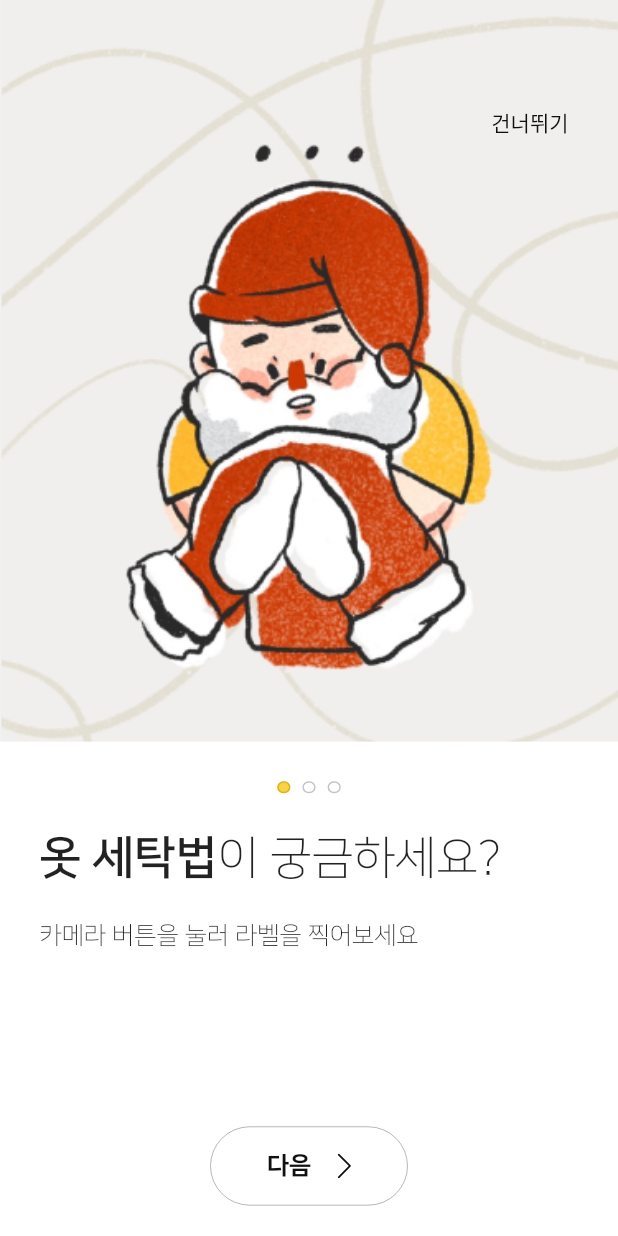
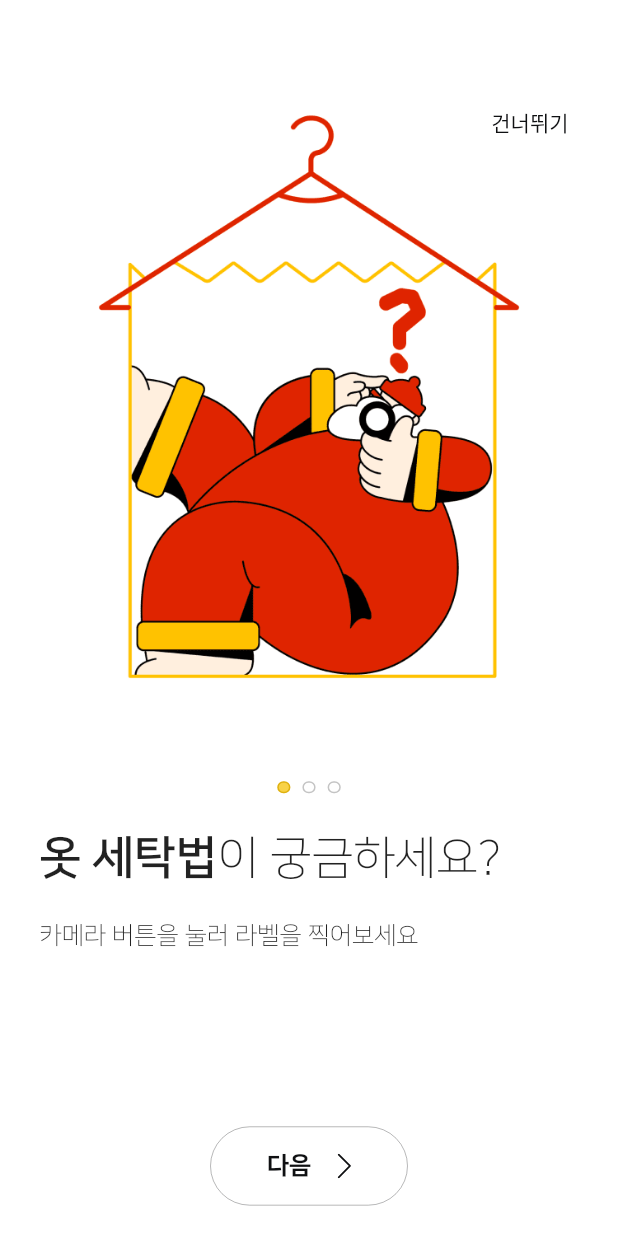
Before and after one commit to santaclothes/santaclothes-flutter, a Flutter app: the screen it shows after launch, on a phone screen of 412 x 824 dp. Run offline on Flutter 3.47's test engine with Material 2 defaults, Android fonts, the phone set to English and light mode, and no system bars; drawn by our look-alikes of touchable_opacity; our stand-ins replace camera, dio, firebase_core, firebase_messaging, flutter_image_compress, flutter_local_notifications and 4 more; missing offline and left inert: kakao_flutter_sdk, pagination_view; accounts and stored records are empty.

Commit message:
style: onboarding, login bg 변경

```diff
--- a/lib/presentation/login/login_screen.dart
+++ b/lib/presentation/login/login_screen.dart
@@ -10,11 +10,12 @@ class LoginScreen extends StatelessWidget {
   @override
   Widget build(BuildContext context) {
     return Scaffold(
+      backgroundColor: whiteColor,
       body: Stack(
         fit: StackFit.expand,
         children: [
           Image.asset(
-            "assets/images/login_background.png",
+            "assets/images/bg_login.png",
             fit: BoxFit.cover,
           ),
           Container(
@@ -54,6 +55,7 @@ class LoginScreen extends StatelessWidget {
                 },
               ),
               VerticalSpacing(of: 16.0),
+              if (GetPlatform.isIOS)
                 LoginButton(
                   iconAssetsName: "assets/icons/ic_apple_logo.svg",
                   backgroundColor: blackColor,
--- a/lib/presentation/onboarding/onboarding_controller.dart
+++ b/lib/presentation/onboarding/onboarding_controller.dart
@@ -14,12 +14,12 @@ class OnboardingController extends GetxController {
   var button = buttonPrompt.obs;
 
   /* Onboarding 이미지 */
-  RxString onboardingImage = "assets/images/onboarding_1.png".obs;
+  RxString onboardingImage = "assets/images/bg_onboarding_1.png".obs;
 
   final List<RxString> onboardingList = [
-    RxString('assets/images/onboarding_1.png'),
-    RxString('assets/images/onboarding_2.png'),
-    RxString('assets/images/onboarding_3.png')
+    RxString('assets/images/bg_onboarding_1.png'),
+    RxString('assets/images/bg_onboarding_2.png'),
+    RxString('assets/images/bg_onboarding_3.png')
   ];
 
   setOnboardingList(index) {
--- a/lib/presentation/onboarding/onboarding_screen.dart
+++ b/lib/presentation/onboarding/onboarding_screen.dart
@@ -3,14 +3,16 @@ import 'package:santaclothes/presentation/onboarding/widget/onboarding_picture_w
 import 'package:santaclothes/presentation/onboarding/widget/onboaridng_content_widget.dart';
 
 class OnboardingScreen extends StatelessWidget {
-
   @override
   Widget build(BuildContext context) {
     return SafeArea(
       top: false,
       child: Scaffold(
         body: Column(
-          children: <Widget>[OnboardingPictureWidget(), OnboardingContentWidget()],
+          children: <Widget>[
+            OnboardingPictureWidget(),
+            OnboardingContentWidget(),
+          ],
         ),
       ),
     );
```
Also changed, not shown: assets/images/2.0x/bg_login.png (added), assets/images/2.0x/bg_onboarding_1.png (added), assets/images/2.0x/bg_onboarding_2.png (added), assets/images/2.0x/bg_onboarding_3.png (added), assets/images/3.0x/bg_login.png (added), assets/images/3.0x/bg_onboarding_1.png (added), assets/images/3.0x/bg_onboarding_2.png (added), assets/images/3.0x/bg_onboarding_3.png (added), assets/images/bg_login.png (added), assets/images/bg_onboarding_1.png (added), assets/images/bg_onboarding_2.png (added), assets/images/bg_onboarding_3.png (added), assets/images/home_background.png (deleted), assets/images/login_background.png (deleted), 3 more files. Lines whose indentation alone changed are shown as unchanged.
